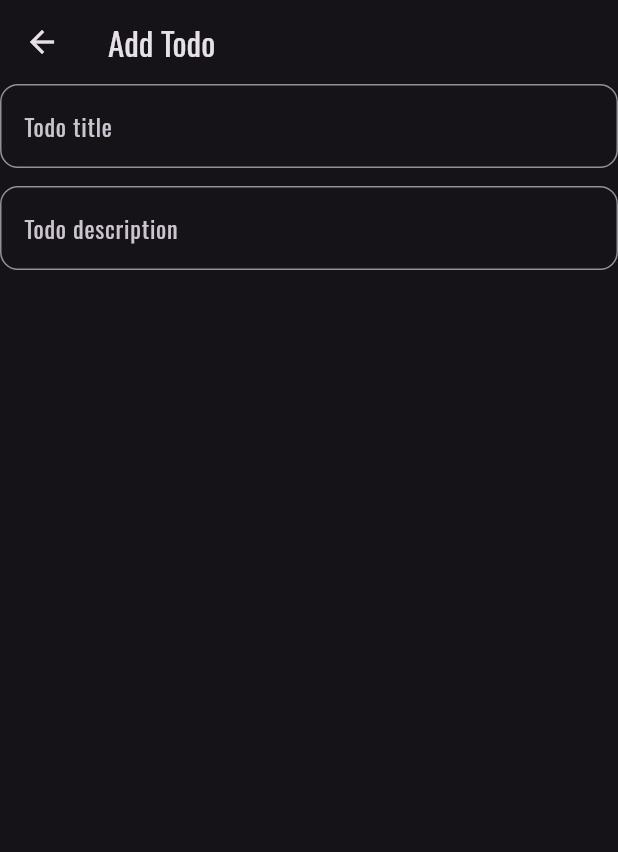
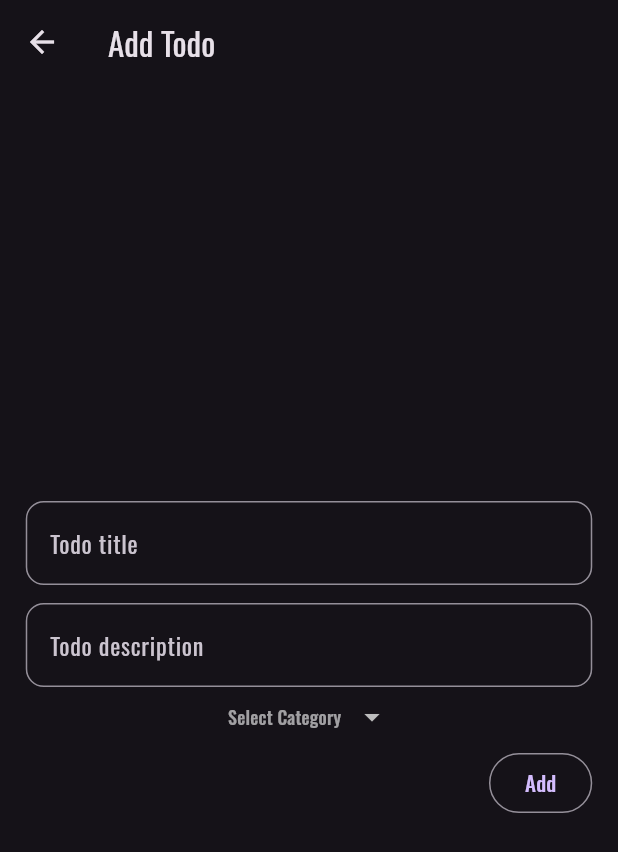
Before and after one commit to ne-al/flutter_todo_enhanced, a Flutter app: the screen it shows once a user with an empty profile is signed in, tab 2 chosen, after a tap on the "add" icon, on a phone screen of 412 x 824 dp. Shown: the top 852 px of the screen. Run offline on Flutter 3.47's test engine with Material 3 defaults, Android fonts, the light colour scheme and no system bars; drawn by our look-alikes of dropdown_button2; our stand-ins replace cloud_firestore, firebase_auth, firebase_core, flutter_riverpod, flutter_screenutil, freezed_annotation and 4 more; accounts and stored records are empty.

Commit message:
Added - Add new todo

```diff
--- a/lib/app/screens/pages/home.dart
+++ b/lib/app/screens/pages/home.dart
@@ -50,7 +50,7 @@ class _HomePageState extends ConsumerState<HomePage>
       ),
       floatingActionButton: FloatingActionButton(
         onPressed: () {
-          context.go('/home/addTodo');
+          context.go('/addTodo');
         },
         child: const Icon(Icons.add_rounded),
       ),
@@ -68,9 +68,12 @@ class _HomePageState extends ConsumerState<HomePage>
                   return categories.when(
                     data: (data) {
                       List<double> customWidths = [];
-                      while (customWidths.length < data.length) {
+                      List<String> labels = data.toList();
+                      labels.insert(0, 'All');
+                      while (customWidths.length < labels.length) {
                         customWidths.add(100.0);
                       }
+
                       return Center(
                         child: Padding(
                           padding: const EdgeInsets.symmetric(
@@ -82,7 +85,7 @@ class _HomePageState extends ConsumerState<HomePage>
                                 scrollDirection: Axis.horizontal,
                                 child: Scrollbar(
                                   child: ToggleSwitch(
-                                    labels: data,
+                                    labels: labels,
                                     customWidths: customWidths,
                                     centerText: true,
                                     multiLineText: true,
--- a/lib/app/screens/views/add_todos.dart
+++ b/lib/app/screens/views/add_todos.dart
@@ -1,6 +1,12 @@
+import 'package:dropdown_button2/dropdown_button2.dart';
 import 'package:flutter/material.dart';
+import 'package:flutter_riverpod/flutter_riverpod.dart';
+import 'package:flutter_screenutil/flutter_screenutil.dart';
 import 'package:flutter_todo_enhanced/app/components/custom_textfield.dart';
+import 'package:flutter_todo_enhanced/core/providers/todo_provider.dart';
+import 'package:flutter_todo_enhanced/core/services/data_service.dart';
 import 'package:gap/gap.dart';
+import 'package:go_router/go_router.dart';
 
 class AddTodo extends StatefulWidget {
   const AddTodo({super.key});
@@ -12,6 +18,7 @@ class AddTodo extends StatefulWidget {
 class _AddTodoState extends State<AddTodo> {
   final TextEditingController titleController = TextEditingController();
   final TextEditingController descriptionController = TextEditingController();
+  String? selectedValue;
 
   @override
   void dispose() {
@@ -27,7 +34,12 @@ class _AddTodoState extends State<AddTodo> {
         title: const Text('Add Todo'),
       ),
       body: SafeArea(
+        child: Padding(
+          padding: const EdgeInsets.symmetric(
+            horizontal: 20,
+          ).r,
           child: Column(
+            mainAxisAlignment: MainAxisAlignment.center,
             children: [
               CustomTextField(
                 controller: titleController,
@@ -42,9 +54,94 @@ class _AddTodoState extends State<AddTodo> {
                 labelText: 'Todo description',
                 isObscure: false,
               ),
+              Consumer(
+                builder: (context, ref, child) {
+                  final categories = ref.watch(categoriesProvider);
+                  return categories.when(
+                    data: (data) {
+                      return DropdownButtonHideUnderline(
+                        child: DropdownButton2(
+                          isExpanded: true,
+                          hint: Text(
+                            'Select Category',
+                            overflow: TextOverflow.ellipsis,
+                            style: TextStyle(
+                              fontSize: 12,
+                              color: Theme.of(context).hintColor,
+                            ),
+                          ),
+                          items: data
+                              .map((String item) => DropdownMenuItem<String>(
+                                    value: item,
+                                    child: Text(
+                                      item,
+                                      style: const TextStyle(
+                                        fontSize: 14,
+                                        color: Colors.white,
+                                      ),
+                                    ),
+                                  ))
+                              .toList(),
+                          value: selectedValue,
+                          onChanged: (String? value) {
+                            setState(() {
+                              selectedValue = value;
+                            });
+                          },
+                          buttonStyleData: const ButtonStyleData(
+                            padding: EdgeInsets.symmetric(horizontal: 16),
+                            height: 40,
+                            width: 140,
+                          ),
+                          menuItemStyleData: const MenuItemStyleData(
+                            height: 40,
+                          ),
+                        ),
+                      );
+                    },
+                    error: (error, stackTrace) {
+                      return const Center(
+                        child: Text('ERROR'),
+                      );
+                    },
+                    loading: () {
+                      return const Center(
+                        child: CircularProgressIndicator.adaptive(),
+                      );
+                    },
+                  );
+                },
+              ),
+              Row(
+                mainAxisAlignment: MainAxisAlignment.end,
+                children: [
+                  OutlinedButton(
+                    onPressed: addTodo,
+                    child: const Text('Add'),
+                  ),
                 ],
+              ),
+            ],
+          ),
         ),
       ),
     );
   }
+
+  void addTodo() async {
+    if (titleController.text.trim().isEmpty) {
+      return;
     }
+    if (selectedValue == null) {
+      return;
+    }
+
+    await DataService().addTodo(
+      titleController.text.trim(),
+      descriptionController.text.trim(),
+      selectedValue!,
+    );
+    if (!context.mounted) return;
+    context.pop();
+  }
+}
--- a/lib/core/models/todo_model.dart
+++ b/lib/core/models/todo_model.dart
@@ -12,6 +12,8 @@ class TodoModel with _$TodoModel {
     required String todo_title,
     required String category,
     required DateTime createdAt,
+    required String todoId,
+    required String authorId,
     @Default(false) bool isEdited,
     @Default(false) bool isCompleted,
     String? todo_description,
--- a/lib/core/providers/todo_provider.dart
+++ b/lib/core/providers/todo_provider.dart
@@ -3,12 +3,16 @@ import 'package:firebase_auth/firebase_auth.dart';
 import 'package:flutter_riverpod/flutter_riverpod.dart';
 import 'package:flutter_todo_enhanced/core/models/user_model.dart';
 
-final categoriesProvider = FutureProvider<List<String>>((ref) async {
-  var data = await FirebaseFirestore.instance
+final categoriesProvider =
+    FutureProvider.autoDispose<List<String>>((ref) async {
+  var response = await FirebaseFirestore.instance
       .collection('userdata')
       .doc(FirebaseAuth.instance.currentUser!.uid)
       .get();
 
-  UserModel model = UserModel.fromJson(data.data()!);
+  Map<String, dynamic> data = response.data()!;
+
+  UserModel model = UserModel.fromJson(data);
+
   return model.categories;
 });
--- a/lib/routes.dart
+++ b/lib/routes.dart
@@ -17,12 +17,10 @@ final routes = GoRouter(
           path: 'home',
           name: 'home',
           builder: (context, state) => const HomePage(),
-          routes: [
-            GoRoute(
-              path: 'addTodo',
-              builder: (context, state) => const AddTodo(),
-            ),
-          ],
+        ),
+        GoRoute(
+          path: 'addTodo',
+          builder: (context, state) => const AddTodo(),
         ),
         GoRoute(
           path: 'login',
--- a/pubspec.yaml
+++ b/pubspec.yaml
@@ -52,6 +52,9 @@ dependencies:
   json_annotation: ^4.8.1
   flutter_screenutil: ^5.9.0
   dropdown_button2: ^2.3.9
+  uuid: ^4.3.3
+  intl: ^0.19.0
+  timeago: ^3.6.1
 
 dev_dependencies:
   flutter_test:
```
Also changed, not shown: lib/core/services/data_service.dart (+19 -7 lines), lib/core/models/todo_model.freezed.dart, lib/core/models/todo_model.g.dart, pubspec.lock. Lines whose indentation alone changed are shown as unchanged.
